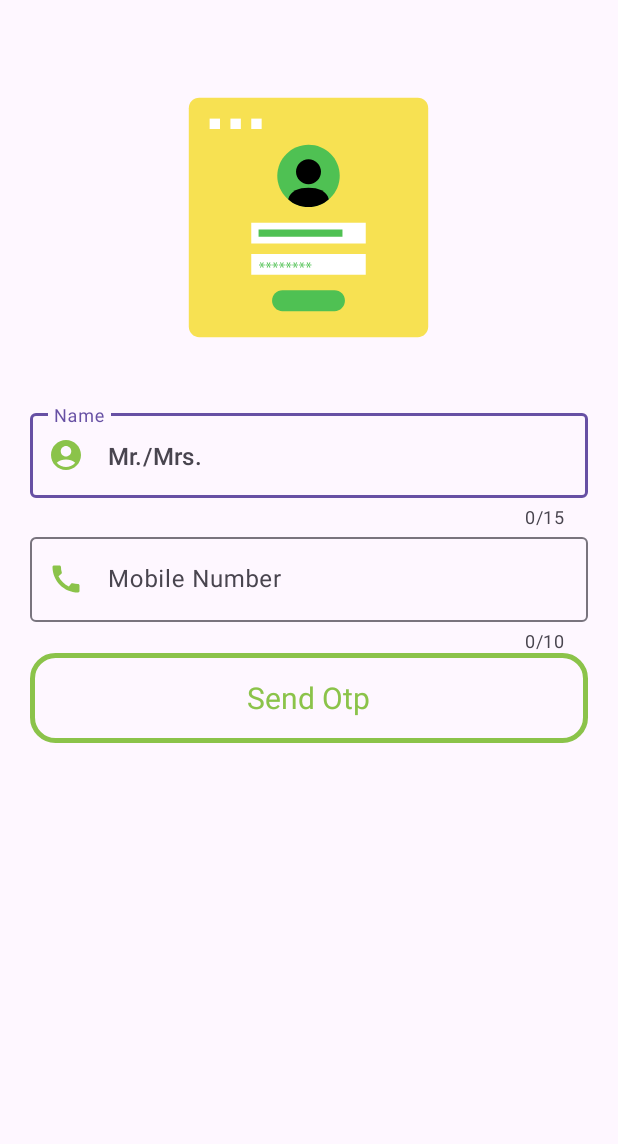
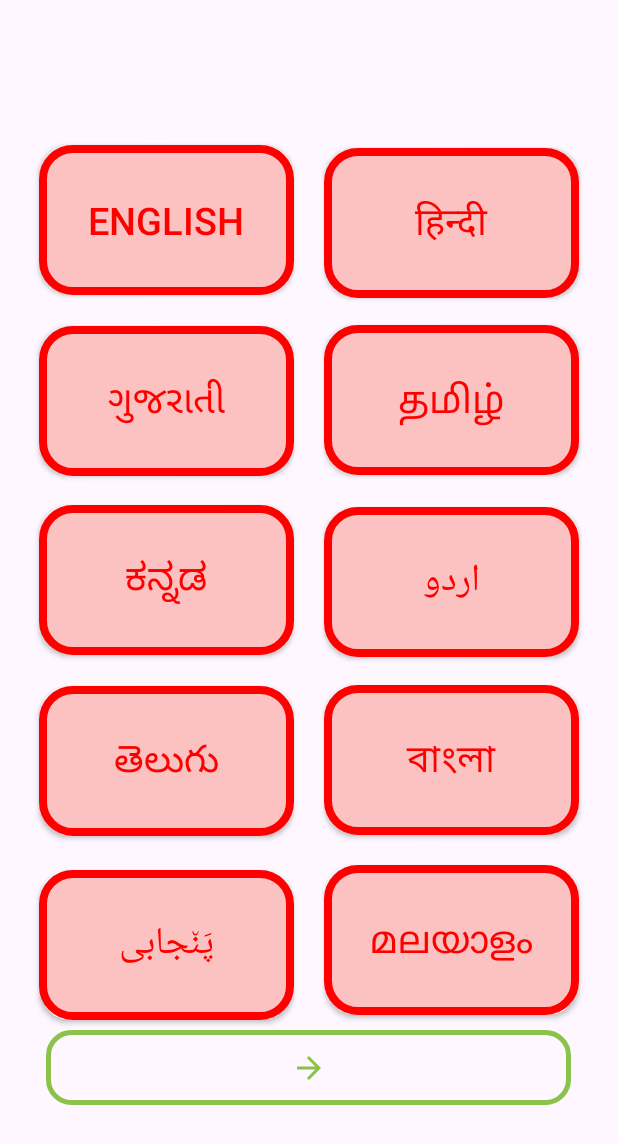
Before and after one commit to hiren2003/prjagrimanagment, an Android app: the screen it shows after launch (MainActivity before the commit, Language after it), on a phone screen of 412 x 824 dp. Shown: the top 1144 px of the screen. Run offline under Robolectric (Android 15) with nearby library versions, the phone set to English and light mode, and no system bars.

Commit message:
added new language screen

```diff
--- /dev/null
+++ b/AgricultureManagmentApp/app/src/main/java/com/project/agriculturemanagmentapp/Language.java
@@ -0,0 +1,192 @@
+package com.project.agriculturemanagmentapp;
+
+import androidx.appcompat.app.AppCompatActivity;
+
+import android.os.Bundle;
+import android.renderscript.ScriptGroup;
+import android.widget.CompoundButton;
+import android.widget.ToggleButton;
+
+public class Language extends AppCompatActivity {
+
+    ToggleButton tgleng, tglhnd, tglgjr, tgltml, tglknd, tglurd, tgltlg, tglbgl, tglpjb, tglmlylm;
+
+    @Override
+    protected void onCreate(Bundle savedInstanceState) {
+        super.onCreate(savedInstanceState);
+        setContentView(R.layout.activity_language);
+        tgleng = findViewById(R.id.tgleng);
+        tglhnd = findViewById(R.id.tglhnd);
+        tglgjr = findViewById(R.id.tglgjr);
+        tgltml = findViewById(R.id.tgltml);
+        tglknd = findViewById(R.id.tglknd);
+        tgltlg = findViewById(R.id.tgltlg);
+        tglurd = findViewById(R.id.tglurd);
+        tglbgl = findViewById(R.id.tglbgl);
+        tglpjb = findViewById(R.id.tglpjb);
+        tglmlylm = findViewById(R.id.tglmlylm);
+        tgleng.setTextOn("English");
+        tglhnd.setTextOn("हिन्दी");
+        tglgjr.setTextOn("ગુજરાતી");
+        tgltml.setTextOn("தமிழ்");
+        tglknd.setTextOn("ಕನ್ನಡ");
+        tglurd.setTextOn("اردو");
+        tgltlg.setTextOn("తెలుగు");
+        tglbgl.setTextOn("বাংলা");
+        tglpjb.setTextOn("پَن٘جابی");
+        tglmlylm.setTextOn("മലയാളം");
+        tgleng.setOnCheckedChangeListener(new CompoundButton.OnCheckedChangeListener() {
+            @Override
+            public void onCheckedChanged(CompoundButton buttonView, boolean isChecked) {
+                if(isChecked){
+                    selelang(tgleng,true);
+                }
+                else{
+                    selelang(tgleng,false);
+                }
+            }
+        });
+        tglhnd.setOnCheckedChangeListener(new CompoundButton.OnCheckedChangeListener() {
+            @Override
+            public void onCheckedChanged(CompoundButton buttonView, boolean isChecked) {
+                if (isChecked) {
+                    selelang(tglhnd, true);
+                } else {
+                    selelang(tglhnd, false);
+                }
+            }
+        });
+        tglgjr.setOnCheckedChangeListener(new CompoundButton.OnCheckedChangeListener() {
+            @Override
+            public void onCheckedChanged(CompoundButton buttonView, boolean isChecked) {
+                if (isChecked) {
+                    selelang(tglgjr, true);
+                } else {
+                    selelang(tglgjr, false);
+                }
+            }
+        });
+        tgltml.setOnCheckedChangeListener(new CompoundButton.OnCheckedChangeListener() {
+            @Override
+            public void onCheckedChanged(CompoundButton buttonView, boolean isChecked) {
+                if (isChecked) {
+                    selelang(tgltml, true);
+                } else {
+                    selelang(tgltml, false);
+                }
+            }
+        });
+        tglknd.setOnCheckedChangeListener(new CompoundButton.OnCheckedChangeListener() {
+            @Override
+            public void onCheckedChanged(CompoundButton buttonView, boolean isChecked) {
+                if (isChecked) {
+                    selelang(tglknd, true);
+                } else {
+                    selelang(tglknd, false);
+                }
+            }
+        });
+        tgltlg.setOnCheckedChangeListener(new CompoundButton.OnCheckedChangeListener() {
+            @Override
+            public void onCheckedChanged(CompoundButton buttonView, boolean isChecked) {
+                if (isChecked) {
+                    selelang(tgltlg, true);
+                } else {
+                    selelang(tgltlg, false);
+                }
+            }
+        });
+        tglurd.setOnCheckedChangeListener(new CompoundButton.OnCheckedChangeListener() {
+            @Override
+            public void onCheckedChanged(CompoundButton buttonView, boolean isChecked) {
+                if (isChecked) {
+                    selelang(tglurd, true);
+                } else {
+                    selelang(tglurd, false);
+                }
+            }
+        });
+        tglbgl.setOnCheckedChangeListener(new CompoundButton.OnCheckedChangeListener() {
+            @Override
+            public void onCheckedChanged(CompoundButton buttonView, boolean isChecked) {
+                if (isChecked) {
+                    selelang(tglbgl, true);
+                } else {
+                    selelang(tglbgl, false);
+                }
+            }
+        });
+        tglpjb.setOnCheckedChangeListener(new CompoundButton.OnCheckedChangeListener() {
+            @Override
+            public void onCheckedChanged(CompoundButton buttonView, boolean isChecked) {
+                if (isChecked) {
+                    selelang(tglpjb, true);
+                } else {
+                    selelang(tglpjb, false);
+                }
+            }
+        });
+        tglmlylm.setOnCheckedChangeListener(new CompoundButton.OnCheckedChangeListener() {
+            @Override
+            public void onCheckedChanged(CompoundButton buttonView, boolean isChecked) {
+                if (isChecked) {
+                    selelang(tglmlylm, true);
+                } else {
+                    selelang(tglmlylm, false);
+                }
+            }
+        });
+    }
+
+    public void selelang(ToggleButton toggleButton, Boolean isChecked) {
+        if (isChecked) {
+            int red = getResources().getColor(R.color.Dark_red);
+            int green = getResources().getColor(R.color.Dark_green);
+            tgleng.setChecked(false);
+            tgleng.setTextColor(red);
+            tglhnd.setChecked(false);
+            tglhnd.setTextColor(red);
+            tglgjr.setChecked(false);
+            tglgjr.setTextColor(red);
+            tgltml.setChecked(false);
+            tgltml.setTextColor(red);
+            tglknd.setChecked(false);
+            tglknd.setTextColor(red);
+            tglurd.setChecked(false);
+            tglurd.setTextColor(red);
+            tgltlg.setChecked(false);
+            tgltlg.setTextColor(red);
+            tglbgl.setChecked(false);
+            tglbgl.setTextColor(red);
+            tglpjb.setChecked(false);
+            tglpjb.setTextColor(red);
+            tglmlylm.setChecked(false);
+            tglmlylm.setTextColor(red);
+            toggleButton.setTextColor(green);
+            toggleButton.setChecked(true);
+        } else {
+            int red = getResources().getColor(R.color.Dark_red);
+            tgleng.setChecked(false);
+            tgleng.setTextColor(red);
+            tglhnd.setChecked(false);
+            tglhnd.setTextColor(red);
+            tglgjr.setChecked(false);
+            tglgjr.setTextColor(red);
+            tgltml.setChecked(false);
+            tgltml.setTextColor(red);
+            tglknd.setChecked(false);
+            tglknd.setTextColor(red);
+            tglurd.setChecked(false);
+            tglurd.setTextColor(red);
+            tgltlg.setChecked(false);
+            tgltlg.setTextColor(red);
+            tglbgl.setChecked(false);
+            tglbgl.setTextColor(red);
+            tglpjb.setChecked(false);
+            tglpjb.setTextColor(red);
+            tglmlylm.setChecked(false);
+            tglmlylm.setTextColor(red);
+        }
+
+    }
+}
--- /dev/null
+++ b/AgricultureManagmentApp/app/src/main/res/drawable/baseline_arrow_forward_24.xml
@@ -0,0 +1,5 @@
+<vector android:autoMirrored="true" android:height="24dp"
+    android:tint="#000000" android:viewportHeight="24"
+    android:viewportWidth="24" android:width="24dp" xmlns:android="http://schemas.android.com/apk/res/android">
+    <path android:fillColor="@android:color/white" android:pathData="M12,4l-1.41,1.41L16.17,11H4v2h12.17l-5.58,5.59L12,20l8,-8z"/>
+</vector>
--- /dev/null
+++ b/AgricultureManagmentApp/app/src/main/res/drawable/bgtoggle.xml
@@ -0,0 +1,17 @@
+<?xml version="1.0" encoding="utf-8"?>
+<selector xmlns:android="http://schemas.android.com/apk/res/android">
+    <item android:state_checked="true">
+        <shape android:shape="rectangle">
+            <stroke android:color="@color/Dark_green" android:width="5dp"/>
+            <solid android:color="@color/Light_green"/>
+            <corners android:radius="20dp"/>
+        </shape>
+    </item>
+    <item android:state_checked="false">
+        <shape android:shape="rectangle">
+            <stroke android:color="@color/Dark_red" android:width="5dp"/>
+            <solid android:color="@color/Light_red"/>
+            <corners android:radius="20dp"/>
+        </shape>
+    </item>
+</selector>
--- /dev/null
+++ b/AgricultureManagmentApp/app/src/main/res/layout/activity_language.xml
@@ -0,0 +1,186 @@
+<?xml version="1.0" encoding="utf-8"?>
+<LinearLayout xmlns:android="http://schemas.android.com/apk/res/android"
+    xmlns:app="http://schemas.android.com/apk/res-auto"
+    xmlns:tools="http://schemas.android.com/tools"
+    android:layout_width="match_parent"
+    android:layout_height="match_parent"
+    android:orientation="vertical"
+    android:gravity="center"
+    tools:context=".Language">
+
+    <LinearLayout
+        android:layout_width="match_parent"
+        android:layout_height="wrap_content"
+        android:orientation="horizontal"
+        android:gravity="center_horizontal">
+
+        <ToggleButton
+            android:id="@+id/tgleng"
+            android:layout_width="170dp"
+            android:layout_height="100dp"
+            android:background="@drawable/bgtoggle"
+            android:textSize="25dp"
+            android:layout_margin="10dp"
+            android:textAlignment="center"
+            android:textOff="English"
+            android:text="English"
+            android:textColor="@color/Dark_red"
+            />
+
+        <ToggleButton
+            android:id="@+id/tglhnd"
+            android:layout_width="170dp"
+            android:layout_height="100dp"
+            android:background="@drawable/bgtoggle"
+            android:textSize="25dp"
+            android:layout_margin="10dp"
+            android:textAlignment="center"
+            android:text="हिन्दी"
+            android:textOff="हिन्दी"
+            android:textColor="@color/Dark_red"
+            />
+
+    </LinearLayout>
+    <LinearLayout
+        android:layout_width="match_parent"
+        android:layout_height="wrap_content"
+        android:orientation="horizontal"
+        android:gravity="center_horizontal">
+
+        <ToggleButton
+            android:id="@+id/tglgjr"
+            android:layout_width="170dp"
+            android:layout_height="100dp"
+            android:background="@drawable/bgtoggle"
+            android:textSize="25dp"
+            android:layout_margin="10dp"
+            android:textAlignment="center"
+            android:text="ગુજરાતી"
+            android:textOff="ગુજરાતી"
+            android:textColor="@color/Dark_red"
+            />
+
+        <ToggleButton
+            android:id="@+id/tgltml"
+            android:layout_width="170dp"
+            android:layout_height="100dp"
+            android:background="@drawable/bgtoggle"
+            android:textSize="25dp"
+            android:layout_margin="10dp"
+            android:textAlignment="center"
+            android:text="தமிழ்"
+            android:textOff="தமிழ்"
+            android:textColor="@color/Dark_red"
+            />
+
+    </LinearLayout>
+    <LinearLayout
+        android:layout_width="match_parent"
+        android:layout_height="wrap_content"
+        android:orientation="horizontal"
+        android:gravity="center_horizontal">
+
+        <ToggleButton
+            android:id="@+id/tglknd"
+            android:layout_width="170dp"
+            android:layout_height="100dp"
+            android:background="@drawable/bgtoggle"
+            android:textSize="25dp"
+            android:layout_margin="10dp"
+            android:textAlignment="center"
+            android:textOff="ಕನ್ನಡ"
+            android:text="ಕನ್ನಡ"
+            android:textColor="@color/Dark_red"
+            />
+
+        <ToggleButton
+            android:id="@+id/tglurd"
+            android:layout_width="170dp"
+            android:layout_height="100dp"
+            android:background="@drawable/bgtoggle"
+            android:textSize="25dp"
+            android:layout_margin="10dp"
+            android:textAlignment="center"
+            android:textOff="اردو"
+            android:text="اردو"
+            android:textColor="@color/Dark_red"
+            />
+
+    </LinearLayout>
+    <LinearLayout
+    android:layout_width="match_parent"
+    android:layout_height="wrap_content"
+    android:orientation="horizontal"
+    android:gravity="center_horizontal">
+
+    <ToggleButton
+        android:id="@+id/tgltlg"
+        android:layout_width="170dp"
+        android:layout_height="100dp"
+        android:background="@drawable/bgtoggle"
+        android:textSize="25dp"
+        android:layout_margin="10dp"
+        android:textAlignment="center"
+        android:textOff="తెలుగు"
+        android:text="తెలుగు"
+        android:textColor="@color/Dark_red"
+        />
+
+    <ToggleButton
+        android:id="@+id/tglbgl"
+        android:layout_width="170dp"
+        android:layout_height="100dp"
+        android:background="@drawable/bgtoggle"
+        android:textSize="25dp"
+        android:layout_margin="10dp"
+        android:textAlignment="center"
+        android:textOff="বাংলা"
+        android:text="বাংলা"
+        android:textColor="@color/Dark_red"
+        />
+
+</LinearLayout>
+    <LinearLayout
+        android:layout_width="match_parent"
+        android:layout_height="wrap_content"
+        android:orientation="horizontal"
+        android:gravity="center_horizontal">
+
+        <ToggleButton
+            android:id="@+id/tglpjb"
+            android:layout_width="170dp"
+            android:layout_height="100dp"
+            android:background="@drawable/bgtoggle"
+            android:textSize="25dp"
+            android:layout_margin="10dp"
+            android:textAlignment="center"
+            android:textOff="پَن٘جابی"
+            android:text="پَن٘جابی"
+            android:textColor="@color/Dark_red"
+            />
+
+        <ToggleButton
+            android:id="@+id/tglmlylm"
+            android:layout_width="170dp"
+            android:layout_height="100dp"
+            android:background="@drawable/bgtoggle"
+            android:textSize="25dp"
+            android:layout_margin="10dp"
+            android:textAlignment="center"
+            android:textOff="മലയാളം"
+            android:text="മലയാളം"
+            android:textColor="@color/Dark_red"
+            />
+
+    </LinearLayout>
+
+    <ImageButton
+        android:id="@+id/imageButton"
+        android:layout_width="350dp"
+        android:layout_height="50dp"
+        android:background="@drawable/border_green"
+        app:srcCompat="@drawable/baseline_arrow_forward_24"
+        app:tint="#8BC34A"
+        />
+
+</LinearLayout>
--- a/AgricultureManagmentApp/app/src/main/res/values/colors.xml
+++ b/AgricultureManagmentApp/app/src/main/res/values/colors.xml
@@ -2,4 +2,8 @@
 <resources>
     <color name="black">#FF000000</color>
     <color name="white">#FFFFFFFF</color>
+    <color name="Dark_red">#ff0000</color>
+    <color name="Light_red">#fcc1c1</color>
+    <color name="Dark_green">#137413</color>
+    <color name="Light_green">#afeaaf</color>
 </resources>
```
Also changed, not shown: AgricultureManagmentApp/app/src/main/AndroidManifest.xml (+10 -5 lines), 10 other files.
